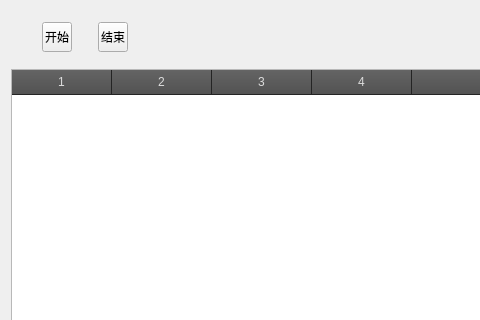
This is MyWinshark/MyWinshark.ui in shuizhuyu123/MyWIreShark as Qt 5 draws it before an edit; both pictures show x 0 to 480 and y 0 to 320 of the 1158 by 858 pixel window. The edited form follows.
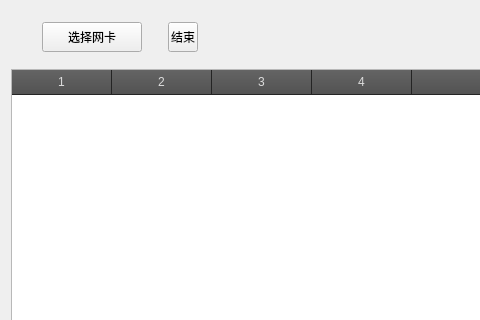
This is the edited form.

Commit message: 网卡选择界面

```diff
--- a/MyWinshark/MyWinshark.ui
+++ b/MyWinshark/MyWinshark.ui
@@ -49,7 +49,7 @@
         </property>
         <property name="maximumSize">
          <size>
-          <width>30</width>
+          <width>100</width>
           <height>30</height>
          </size>
         </property>
@@ -60,7 +60,7 @@
          </size>
         </property>
         <property name="text">
-         <string>开始</string>
+         <string>选择网卡</string>
         </property>
        </widget>
       </item>
```
The commit also changes 11 other files.
